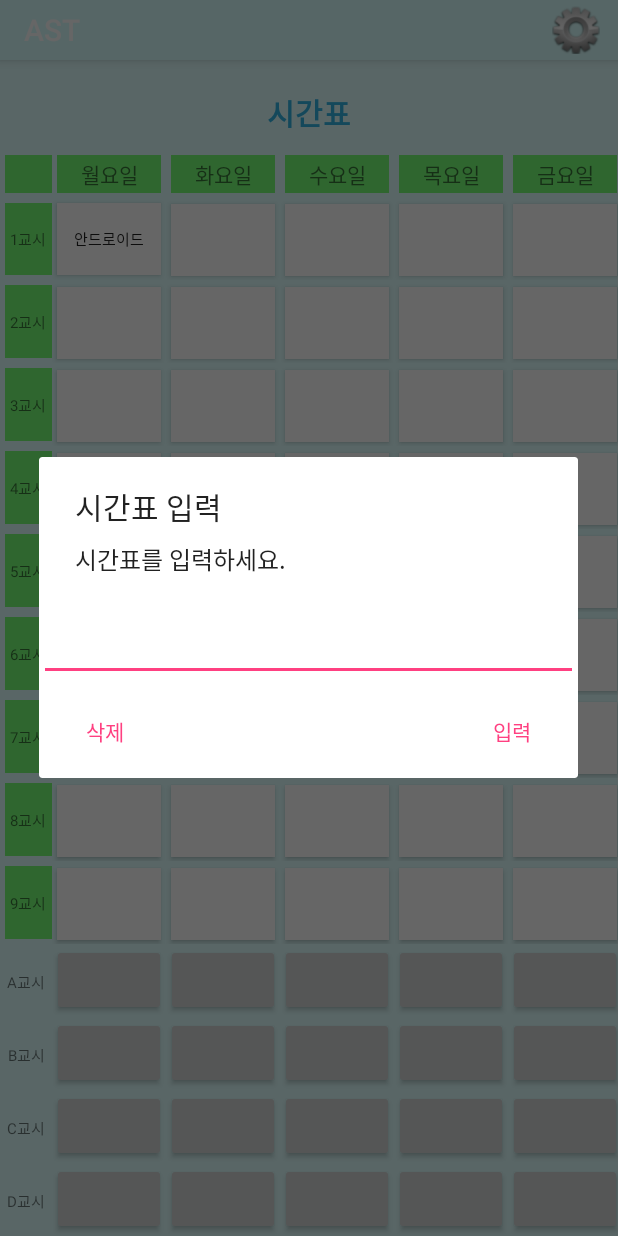
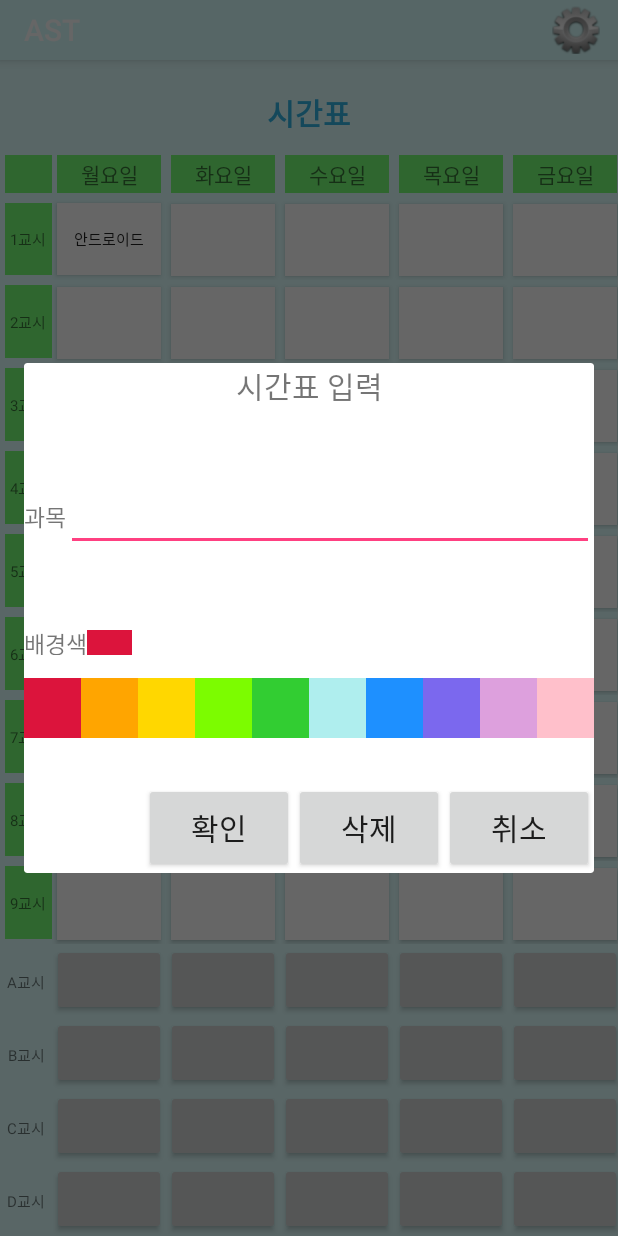
Before and after one commit to alwa09/timetable, an Android app: the screen it shows after launch (MainActivity), after a tap on "안드로이드", on a phone screen of 412 x 824 dp. Run offline under Robolectric (Android 15) with nearby library versions, the phone set to English and light mode, and no system bars.

Commit message:
시간표에 색 입히는 기능 추가

```diff
--- a/app/src/main/java/com/example/son/timetable/MainActivity.java
+++ b/app/src/main/java/com/example/son/timetable/MainActivity.java
@@ -8,6 +8,7 @@ import android.content.pm.PackageManager;
 import android.database.Cursor;
 import android.database.sqlite.SQLiteDatabase;
 import android.database.sqlite.SQLiteException;
+import android.graphics.Color;
 import android.os.Bundle;
 import android.support.v4.app.ActivityCompat;
 import android.support.v7.app.AlertDialog;
@@ -27,7 +28,7 @@ public class MainActivity extends AppCompatActivity {
     private SQLiteDatabase db;
     String tag = "SQLite";
 
-    Button.OnClickListener tableClickListener = new View.OnClickListener(){
+    View.OnClickListener tableClickListener = new View.OnClickListener(){
         @Override
         public void onClick(View v) {
             String button_id = getResources().getResourceName(v.getId());
@@ -40,8 +41,6 @@ public class MainActivity extends AppCompatActivity {
             //insert(values[0], values[1], "테스트");
         }
     };
-
-
     @Override
     protected void onCreate(Bundle savedInstanceState) {
         super.onCreate(savedInstanceState);
@@ -58,6 +57,12 @@ public class MainActivity extends AppCompatActivity {
             Log.e(tag, "데이터베이스를 얻어올 수 없음");
             finish();
         }
+        /////////////////////////// 나중에 지우기
+        String sql = "drop table timetable";
+        db.execSQL(sql);
+        sql = "create table timetable(id INTEGER PRIMARY KEY AUTOINCREMENT, class TEXT, day TEXT, lecture TEXT, color INTEGER);";
+        db.execSQL(sql);
+        ///////////////////////////
 
         select();
         updateTimeTable();
@@ -66,6 +71,7 @@ public class MainActivity extends AppCompatActivity {
 
     void showTimeTableDialog(final String _class, final String day) // 입력창 띄우기
     {
+        /*
         final EditText edittext = new EditText(this);
         AlertDialog.Builder alertDialog = new AlertDialog.Builder(this);
         alertDialog.setTitle("시간표 입력");
@@ -88,13 +94,40 @@ public class MainActivity extends AppCompatActivity {
                 btn.setText("");
             }
         });
-        alertDialog.show();
+        alertDialog.show();*/
+        final TimeInputDialog td = new TimeInputDialog(this);
+
+        td.setPositiveButton(new View.OnClickListener(){
+            @Override
+            public void onClick(View v) {
+                insert(_class, day, td.getLecture(), td.getTableColor());                     // 두번 넣을경우 다 들어간다 중복처리 해줘야함.
+                updateTimeTable();
+                td.dismiss();
+            }
+        });
+        td.setNegativeButton(new View.OnClickListener(){
+            @Override
+            public void onClick(View v) {
+                td.dismiss();
+            }
+        });
+        td.setDeleteButton(new View.OnClickListener(){
+            @Override
+            public void onClick(View v) {
+                db.execSQL("delete from timetable where class='"+_class+"' and day='"+day+"'");
+                String button_id = _class +"_"+day;
+                Button btn = (Button)findViewById(getResources().getIdentifier(button_id, "id", getPackageName()));
+                btn.setText("");
+                btn.setBackgroundColor(Color.WHITE);
+            }
+        });
+        td.show();
     }
 
-    void insert(String _class, String day, String lecture) // DB에 삽입
+    void insert(String _class, String day, String lecture, int color) // DB에 삽입
     {
         if(checkDup(_class, day)==0)
-            db.execSQL("insert into timetable VALUES(null, '" + _class + "','" + day + "','" + lecture + "');");
+            db.execSQL("insert into timetable VALUES(null, '" + _class + "','" + day + "','" + lecture + "'," + color + ");");
         else
         {
             db.execSQL("update timetable set lecture='"+lecture+"' where class='"+_class+"' and day='"+day+"'");
@@ -132,12 +165,12 @@ public class MainActivity extends AppCompatActivity {
             String _class = c.getString(1);
             String day = c.getString(2);
             String lecture = c.getString(3);
-            Log.d(tag, id + " " + _class + " " + day + " " + lecture);
+            int color = c.getInt(4);
 
             String button_id = _class +"_"+day;
-            Log.d(tag, button_id);
             Button btn = (Button)findViewById(getResources().getIdentifier(button_id, "id", getPackageName()));
             btn.setText(lecture);
+            btn.setBackgroundColor(color);
         }
     }
 
--- a/app/src/main/java/com/example/son/timetable/SQLiteHelper.java
+++ b/app/src/main/java/com/example/son/timetable/SQLiteHelper.java
@@ -16,7 +16,7 @@ public class SQLiteHelper extends SQLiteOpenHelper {
 
     @Override
     public void onCreate(SQLiteDatabase db) {
-        String sql = "create table timetable(id INTEGER PRIMARY KEY AUTOINCREMENT, class TEXT, day TEXT, lecture TEXT);";
+        String sql = "create table timetable(id INTEGER PRIMARY KEY AUTOINCREMENT, class TEXT, day TEXT, lecture TEXT, color INTEGER);";
         db.execSQL(sql);
     }
 
--- /dev/null
+++ b/app/src/main/java/com/example/son/timetable/TimeInputDialog.java
@@ -0,0 +1,140 @@
+package com.example.son.timetable;
+
+import android.app.Dialog;
+import android.content.Context;
+import android.graphics.Color;
+import android.graphics.drawable.ColorDrawable;
+import android.os.Bundle;
+import android.support.annotation.NonNull;
+import android.util.Log;
+import android.view.View;
+import android.view.WindowManager;
+import android.widget.Button;
+import android.widget.EditText;
+import android.widget.TextView;
+
+public class TimeInputDialog extends Dialog {
+    private EditText mEdit;
+    private int mColor;
+    private Button mPositiveBtn;
+    private Button mNegativeBtn;
+    private Button mDeleteBtn;
+    private Button[] mColorBtn;
+    private TextView mSelectedColor;
+    private int[] mColorTable;
+    private View.OnClickListener mPositiveListener;
+    private View.OnClickListener mNegativeListener;
+    private View.OnClickListener mDeleteListener;
+    private View.OnClickListener mColorListener = new View.OnClickListener(){
+        @Override
+        public void onClick(View v) {
+            Button btn = (Button)findViewById(v.getId());
+            ColorDrawable colorDrawable = (ColorDrawable)btn.getBackground();
+            mColor = colorDrawable.getColor();
+            mSelectedColor.setBackgroundColor(mColor);
+        }
+    };
+
+    public TimeInputDialog(Context context)
+    {
+        super(context);
+    }
+    public TimeInputDialog(@NonNull Context context, View.OnClickListener positive, View.OnClickListener negative) {
+        super(context);
+        mPositiveListener = positive;
+        mNegativeListener = negative;
+    }
+
+    @Override
+    protected void onCreate(Bundle savedInstanceState) {
+        super.onCreate(savedInstanceState);
+
+        WindowManager.LayoutParams lpWindow = new WindowManager.LayoutParams();
+        lpWindow.flags = WindowManager.LayoutParams.FLAG_DIM_BEHIND;
+        lpWindow.dimAmount = 0.8f;
+        getWindow().setAttributes(lpWindow);
+
+        setContentView(R.layout.dialog_timeinput);
+        initColorBtn();
+
+        mEdit = (EditText)findViewById(R.id.timeinput_edit);
+        mPositiveBtn = (Button)findViewById(R.id.timeinput_positive);
+        mNegativeBtn = (Button)findViewById(R.id.timeinput_negative);
+        mDeleteBtn = (Button)findViewById(R.id.timeinput_delete);
+        mSelectedColor = (TextView)findViewById(R.id.timeinput_selected_color);
+
+        mPositiveBtn.setOnClickListener(mPositiveListener);
+        mNegativeBtn.setOnClickListener(mNegativeListener);
+        mDeleteBtn.setOnClickListener(mDeleteListener);
+
+        mColor = mColorTable[0];
+        mSelectedColor.setBackgroundColor(mColor);
+    }
+
+    private void initColorBtn()
+    {
+        mColorBtn = new Button[10];
+        mColorBtn[0] = (Button)findViewById(R.id.timeinput_color0);
+        mColorBtn[1] = (Button)findViewById(R.id.timeinput_color1);
+        mColorBtn[2] = (Button)findViewById(R.id.timeinput_color2);
+        mColorBtn[3] = (Button)findViewById(R.id.timeinput_color3);
+        mColorBtn[4] = (Button)findViewById(R.id.timeinput_color4);
+        mColorBtn[5] = (Button)findViewById(R.id.timeinput_color5);
+        mColorBtn[6] = (Button)findViewById(R.id.timeinput_color6);
+        mColorBtn[7] = (Button)findViewById(R.id.timeinput_color7);
+        mColorBtn[8] = (Button)findViewById(R.id.timeinput_color8);
+        mColorBtn[9] = (Button)findViewById(R.id.timeinput_color9);
+
+        initColorTable();
+
+        for(int i=0; i<10; i++)
+        {
+            mColorBtn[i].setBackgroundColor(mColorTable[i]);
+            mColorBtn[i].setOnClickListener(mColorListener);
+        }
+    }
+
+    private void initColorTable()
+    {
+        mColorTable = new int[10];
+        mColorTable[0] = Color.rgb(220,20,60); // crimson
+        mColorTable[1] = Color.rgb(255,165,0); // orange
+        mColorTable[2] = Color.rgb(255,215,0); // gold
+        mColorTable[3] = Color.rgb(124,252,0); // lawn green
+        mColorTable[4] = Color.rgb(50,205,50); // lime green
+        mColorTable[5] = Color.rgb(175,238,238); // pale turquoise
+        mColorTable[6] = Color.rgb(30,144,255); // dodger blue
+        mColorTable[7] = Color.rgb(123,104,238); // medium slate blue
+        mColorTable[8] = Color.rgb(221,160,221); // plum
+        mColorTable[9] = Color.rgb(255,192,203); // pink
+    }
+
+    public void setPositiveButton(View.OnClickListener listener)
+    {
+        mPositiveListener = listener;
+        //mPositiveBtn.setOnClickListener(mPositiveListener);
+
+    }
+
+    public void setNegativeButton(View.OnClickListener listener)
+    {
+        mNegativeListener = listener;
+        //mNegativeBtn.setOnClickListener(mNegativeListener);
+    }
+
+    public void setDeleteButton(View.OnClickListener listener)
+    {
+        mDeleteListener = listener;
+        //mDeleteBtn.setOnClickListener(mDeleteListener);
+    }
+
+    public int getTableColor()
+    {
+        return mColor;
+    }
+
+    public String getLecture()
+    {
+        return mEdit.getText().toString();
+    }
+}
--- /dev/null
+++ b/app/src/main/res/layout/dialog_timeinput.xml
@@ -0,0 +1,137 @@
+<?xml version="1.0" encoding="utf-8"?>
+<LinearLayout xmlns:android="http://schemas.android.com/apk/res/android"
+    android:layout_width="match_parent"
+    android:layout_height="match_parent"
+    android:orientation="vertical"
+    android:gravity="center">
+    <TextView
+        android:id="@+id/timeinput_title"
+        android:gravity="center"
+        android:text="시간표 입력"
+        android:textSize="20dp"
+        android:layout_marginBottom="50dp"
+        android:layout_width="match_parent"
+        android:layout_height="wrap_content" />
+    <LinearLayout
+        android:layout_marginBottom="50dp"
+        android:layout_width="match_parent"
+        android:layout_height="wrap_content">
+        <TextView
+            android:layout_width="wrap_content"
+            android:layout_height="match_parent"
+            android:gravity="center"
+            android:textSize="15dp"
+            android:text="과목"/>
+        <EditText
+            android:id="@+id/timeinput_edit"
+            android:layout_width="match_parent"
+            android:layout_height="match_parent" />
+    </LinearLayout>
+
+    <LinearLayout
+        android:layout_marginBottom="15dp"
+        android:layout_width="match_parent"
+        android:layout_height="wrap_content">
+        <TextView
+            android:text="배경색"
+            android:textSize="15dp"
+            android:gravity="center"
+            android:layout_width="wrap_content"
+            android:layout_height="match_parent" />
+        <TextView
+            android:id="@+id/timeinput_selected_color"
+            android:layout_width="30dp"
+            android:layout_height="wrap_content" />
+    </LinearLayout>
+    <LinearLayout
+        android:layout_width="match_parent"
+        android:gravity="center"
+        android:layout_marginBottom="30dp"
+        android:layout_height="wrap_content">
+        <Button
+            android:id="@+id/timeinput_color0"
+            android:layout_weight="1"
+            android:padding="1dp"
+            android:layout_width="wrap_content"
+            android:layout_height="40dp" />
+        <Button
+            android:id="@+id/timeinput_color1"
+            android:layout_weight="1"
+            android:padding="1dp"
+            android:layout_width="wrap_content"
+            android:layout_height="40dp" />
+        <Button
+            android:id="@+id/timeinput_color2"
+            android:layout_weight="1"
+            android:padding="1dp"
+            android:layout_width="wrap_content"
+            android:layout_height="40dp" />
+        <Button
+            android:id="@+id/timeinput_color3"
+            android:layout_weight="1"
+            android:padding="1dp"
+            android:layout_width="wrap_content"
+            android:layout_height="40dp" />
+        <Button
+            android:id="@+id/timeinput_color4"
+            android:layout_weight="1"
+            android:padding="1dp"
+            android:layout_width="wrap_content"
+            android:layout_height="40dp" />
+        <Button
+            android:id="@+id/timeinput_color5"
+            android:layout_weight="1"
+            android:padding="1dp"
+            android:layout_width="wrap_content"
+            android:layout_height="40dp" />
+        <Button
+            android:id="@+id/timeinput_color6"
+            android:layout_weight="1"
+            android:padding="1dp"
+            android:layout_width="wrap_content"
+            android:layout_height="40dp" />
+        <Button
+            android:id="@+id/timeinput_color7"
+            android:layout_weight="1"
+            android:padding="1dp"
+            android:layout_width="wrap_content"
+            android:layout_height="40dp" />
+        <Button
+            android:id="@+id/timeinput_color8"
+            android:layout_weight="1"
+            android:padding="1dp"
+            android:layout_width="wrap_content"
+            android:layout_height="40dp" />
+        <Button
+            android:id="@+id/timeinput_color9"
+            android:layout_weight="1"
+            android:padding="1dp"
+            android:layout_width="wrap_content"
+            android:layout_height="40dp" />
+    </LinearLayout>
+    <LinearLayout
+        android:layout_width="match_parent"
+        android:layout_height="wrap_content"
+        android:gravity="right"
+        >
+        <Button
+            android:id="@+id/timeinput_positive"
+            android:textSize="20dp"
+            android:layout_width="100dp"
+            android:layout_height="60dp"
+            android:text="확인"/>
+        <Button
+            android:id="@+id/timeinput_delete"
+            android:textSize="20dp"
+            android:layout_width="100dp"
+            android:layout_height="60dp"
+            android:text="삭제"/>
+        <Button
+            android:id="@+id/timeinput_negative"
+            android:textSize="20dp"
+            android:layout_width="100dp"
+            android:layout_height="60dp"
+            android:text="취소"/>
+    </LinearLayout>
+
+</LinearLayout>
```
